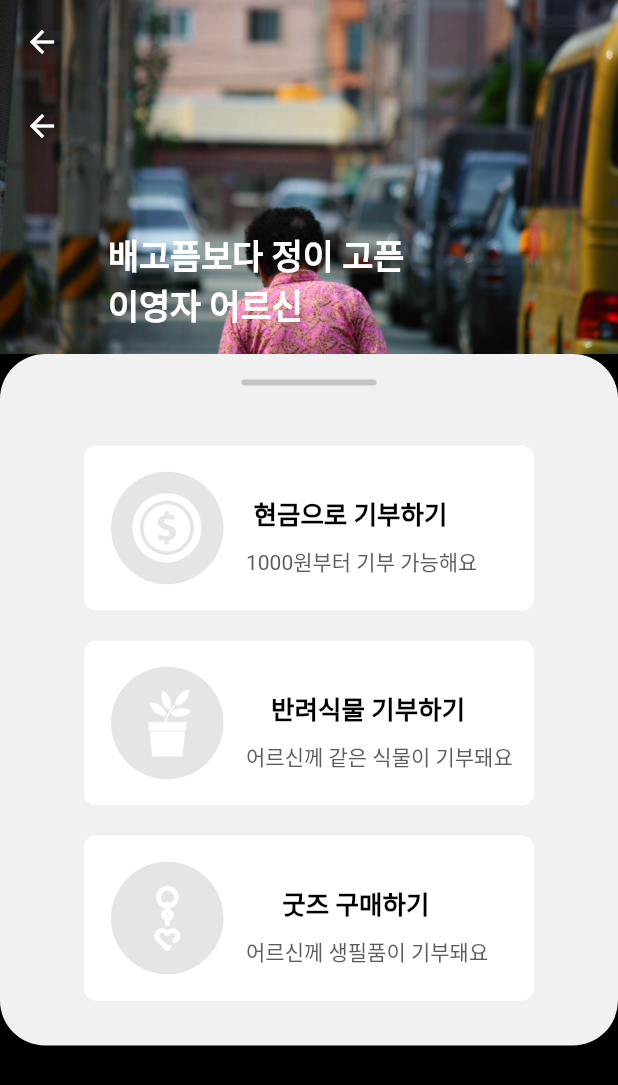
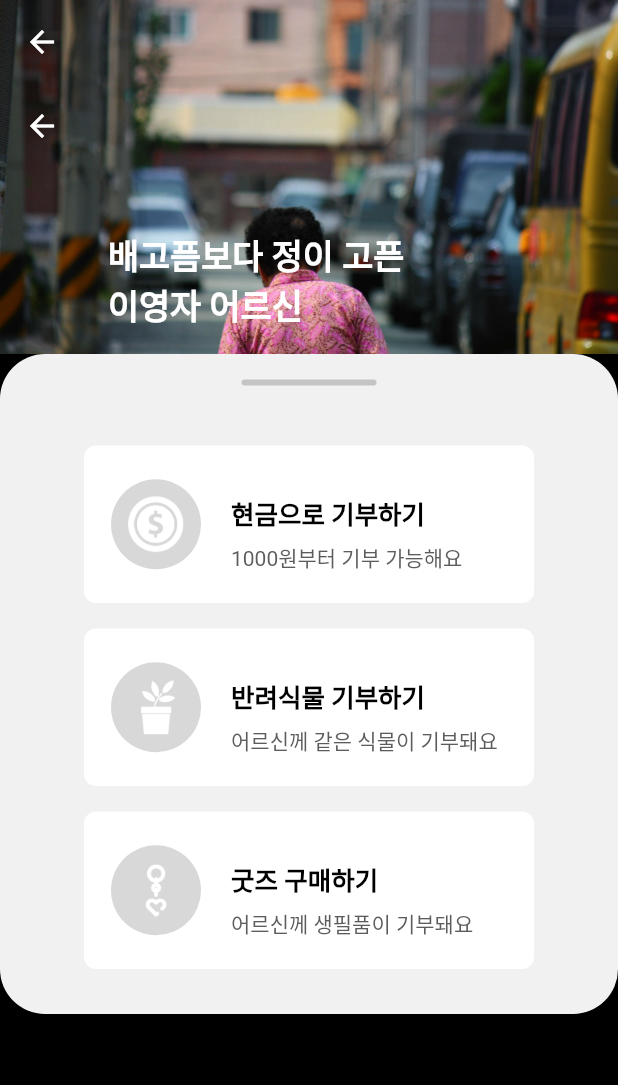
Before and after one commit to M1nseoPark/FlowerSunset, a Flutter app: the DonateDetail screen opened directly, on a phone screen of 412 x 824 dp. Shown: the top 1085 px of the screen. Run offline on Flutter 3.47's test engine with Material 2 defaults, Android fonts, the phone set to English and light mode, and no system bars; our stand-ins replace firebase_core, firebase_database, location; accounts and stored records are empty; generated files the repository leaves out were written again.

Commit message:
Make Donate Detail Page 2

```diff
--- a/lib/donateDetail.dart
+++ b/lib/donateDetail.dart
@@ -1,3 +1,4 @@
+import 'package:flower_sunset/payment.dart';
 import 'package:flutter/material.dart';
 
 
@@ -71,9 +72,16 @@ class _DonateDetail extends State<DonateDetail> with SingleTickerProviderStateMi
                                 children: <Widget>[
                                   Padding(
                                       padding: EdgeInsets.fromLTRB(0, 30, 0, 10),
+                                      child: new GestureDetector(
+                                        onTap: () {
+                                          Navigator.push(
+                                              context,
+                                              MaterialPageRoute(builder: (context) => PaymentPage())
+                                          );
+                                        },
                                         child: Container(
                                           width: 300,
-                                          height: 110,
+                                          height: 105,
                                           decoration: BoxDecoration(
                                               color: Colors.white,
                                               borderRadius: BorderRadius.circular(8)
@@ -83,26 +91,27 @@ class _DonateDetail extends State<DonateDetail> with SingleTickerProviderStateMi
                                               Padding(
                                                 padding: EdgeInsets.only(left: 18),
                                                 child: Container(
-                                                  width: 75,
-                                                  height: 75,
+                                                  width: 60,
+                                                  height: 60,
                                                   decoration: BoxDecoration(
-                                                      color: Color(0xffe5e5e5),
+                                                      color: Color(0xffd8d8d8),
                                                       borderRadius: BorderRadius.circular(100)
                                                   ),
                                                   child: Image.asset('repo/images/money.png'),
                                                 ),
                                               ),
                                               Column(
+                                                crossAxisAlignment: CrossAxisAlignment.start,
                                                 children: <Widget>[
                                                   Padding(
-                                                    padding: EdgeInsets.fromLTRB(0, 32, 0, 0),
+                                                    padding: EdgeInsets.fromLTRB(20, 32, 0, 0),
                                                     child: Text(
                                                       '현금으로 기부하기',
                                                       style: TextStyle(color: Colors.black, fontSize: 17, fontWeight: FontWeight.bold),
                                                     ),
                                                   ),
                                                   Padding(
-                                                    padding: EdgeInsets.fromLTRB(15, 10, 0, 0),
+                                                    padding: EdgeInsets.fromLTRB(20, 7, 0, 0),
                                                     child: Text(
                                                       '1000원부터 기부 가능해요',
                                                       style: TextStyle(color: Color(0xff5c5c5c), fontSize: 14),
@@ -113,13 +122,14 @@ class _DonateDetail extends State<DonateDetail> with SingleTickerProviderStateMi
                                             ],
                                           ),
                                         ),
+                                      )
                                   ),
 
                                   Padding(
-                                        padding: EdgeInsets.fromLTRB(0, 10, 0, 10),
+                                    padding: EdgeInsets.fromLTRB(0, 7, 0, 7),
                                     child: Container(
                                       width: 300,
-                                          height: 110,
+                                      height: 105,
                                       decoration: BoxDecoration(
                                           color: Colors.white,
                                           borderRadius: BorderRadius.circular(8)
@@ -129,26 +139,27 @@ class _DonateDetail extends State<DonateDetail> with SingleTickerProviderStateMi
                                           Padding(
                                             padding: EdgeInsets.only(left: 18),
                                             child: Container(
-                                                  width: 75,
-                                                  height: 75,
+                                              width: 60,
+                                              height: 60,
                                               decoration: BoxDecoration(
-                                                      color: Color(0xffe5e5e5),
+                                                  color: Color(0xffd8d8d8),
                                                   borderRadius: BorderRadius.circular(100)
                                               ),
                                               child: Image.asset('repo/images/plant.png'),
                                             ),
                                           ),
                                           Column(
+                                            crossAxisAlignment: CrossAxisAlignment.start,
                                             children: <Widget>[
                                               Padding(
-                                                    padding: EdgeInsets.fromLTRB(0, 32, 0, 0),
+                                                padding: EdgeInsets.fromLTRB(20, 32, 0, 0),
                                                 child: Text(
                                                   '반려식물 기부하기',
                                                   style: TextStyle(color: Colors.black, fontSize: 17, fontWeight: FontWeight.bold),
                                                 ),
                                               ),
                                               Padding(
-                                                    padding: EdgeInsets.fromLTRB(15, 10, 0, 0),
+                                                padding: EdgeInsets.fromLTRB(20, 7, 0, 0),
                                                 child: Text(
                                                   '어르신께 같은 식물이 기부돼요',
                                                   style: TextStyle(color: Color(0xff5c5c5c), fontSize: 14),
@@ -165,7 +176,7 @@ class _DonateDetail extends State<DonateDetail> with SingleTickerProviderStateMi
                                     padding: EdgeInsets.fromLTRB(0, 10, 0, 30),
                                     child: Container(
                                       width: 300,
-                                          height: 110,
+                                      height: 105,
                                       decoration: BoxDecoration(
                                           color: Colors.white,
                                           borderRadius: BorderRadius.circular(8)
@@ -175,26 +186,27 @@ class _DonateDetail extends State<DonateDetail> with SingleTickerProviderStateMi
                                           Padding(
                                             padding: EdgeInsets.only(left: 18),
                                             child: Container(
-                                                  width: 75,
-                                                  height: 75,
+                                              width: 60,
+                                              height: 60,
                                               decoration: BoxDecoration(
-                                                      color: Color(0xffe5e5e5),
+                                                  color: Color(0xffd8d8d8),
                                                   borderRadius: BorderRadius.circular(100)
                                               ),
                                               child: Image.asset('repo/images/earrings.png'),
                                             ),
                                           ),
                                           Column(
+                                            crossAxisAlignment: CrossAxisAlignment.start,
                                             children: <Widget>[
                                               Padding(
-                                                    padding: EdgeInsets.fromLTRB(0, 32, 0, 0),
+                                                padding: EdgeInsets.fromLTRB(20, 32, 0, 0),
                                                 child: Text(
                                                   '굿즈 구매하기',
                                                   style: TextStyle(color: Colors.black, fontSize: 17, fontWeight: FontWeight.bold),
                                                 ),
                                               ),
                                               Padding(
-                                                    padding: EdgeInsets.fromLTRB(15, 10, 0, 0),
+                                                padding: EdgeInsets.fromLTRB(20, 7, 0, 0),
                                                 child: Text(
                                                   '어르신께 생필품이 기부돼요',
                                                   style: TextStyle(color: Color(0xff5c5c5c), fontSize: 14),
```
Also changed, not shown: lib/payment.dart (added, +27 -0 lines). Lines whose indentation alone changed are shown as unchanged.
